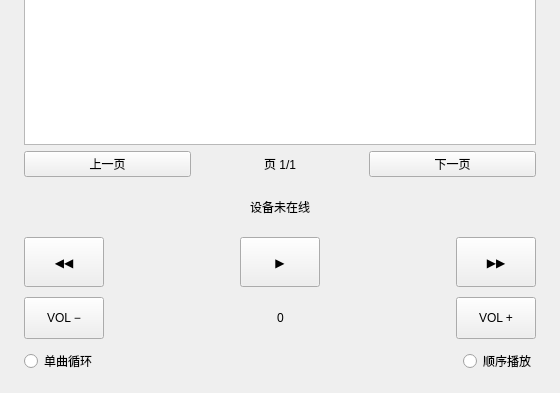
First picture: the form in smart-speaker-qtApp/player.ui, repository LZJ-I/smart-speaker-orangepi5plus, before the edit; both pictures show x 0 to 560 and y 427 to 820 of the 560 by 820 pixel window.
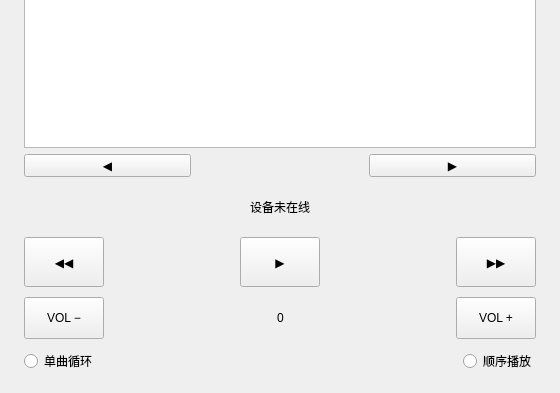
Second picture: the form after the edit.

Commit message:
feat(qt-app): 歌单页指示器、插播命令与播放列表成功回切
- 双击球单曲：歌单项仍整单播放，单曲发送 app_insert_play_song（含 source/id/title/subtitle）
- 维护 m_playlistPage / m_playlistTotalPages，refreshPageIndicator：多页圆点或富文本 cur/total，并控制翻页按钮可用性
- UI：翻页按钮改为 ◀/▶，标签支持 RichText；样式微调
- 处理 reply_app_insert_play_song；播放歌单成功时切回列表 Tab 并刷新曲库

Made-with: Cursor

```diff
--- a/smart-speaker-qtApp/player.ui
+++ b/smart-speaker-qtApp/player.ui
@@ -206,14 +206,17 @@
          <item>
           <widget class="QPushButton" name="playlist_page_prev_button">
            <property name="text">
-            <string>上一页</string>
+            <string>◀</string>
            </property>
           </widget>
          </item>
          <item>
           <widget class="QLabel" name="playlist_page_label">
            <property name="text">
-            <string>页 1/1</string>
+            <string/>
+           </property>
+           <property name="textFormat">
+            <enum>Qt::RichText</enum>
            </property>
            <property name="alignment">
             <set>Qt::AlignCenter</set>
@@ -223,7 +226,7 @@
          <item>
           <widget class="QPushButton" name="playlist_page_next_button">
            <property name="text">
-            <string>下一页</string>
+            <string>▶</string>
            </property>
           </widget>
          </item>
```
The commit also changes 2 other files.
